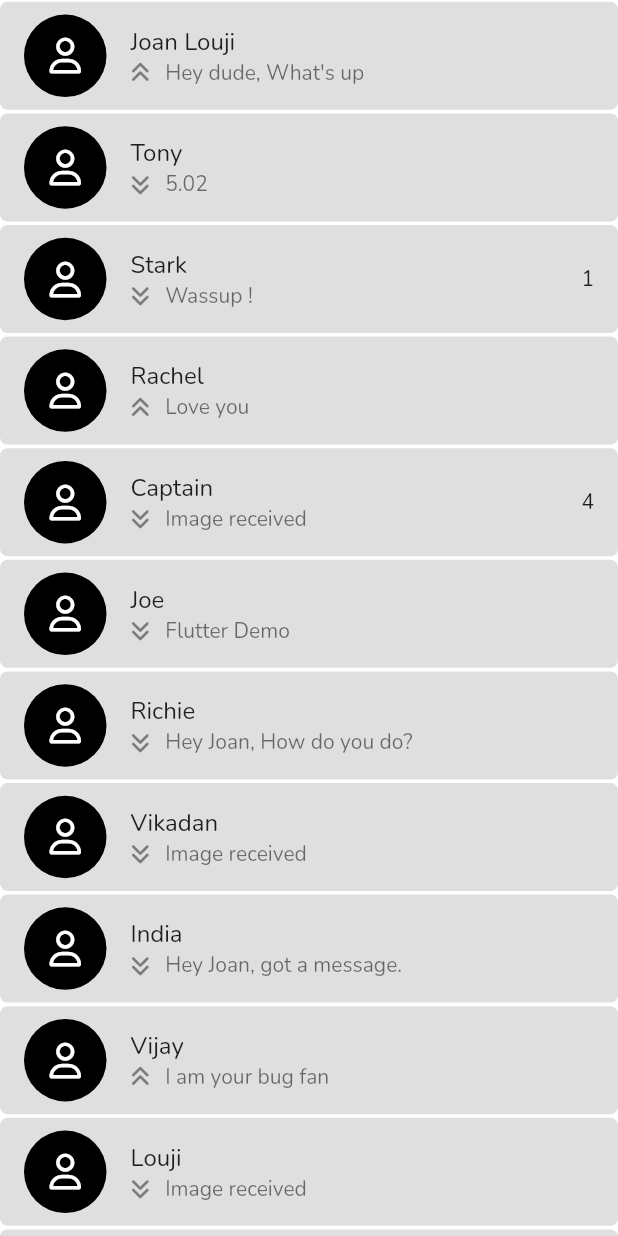
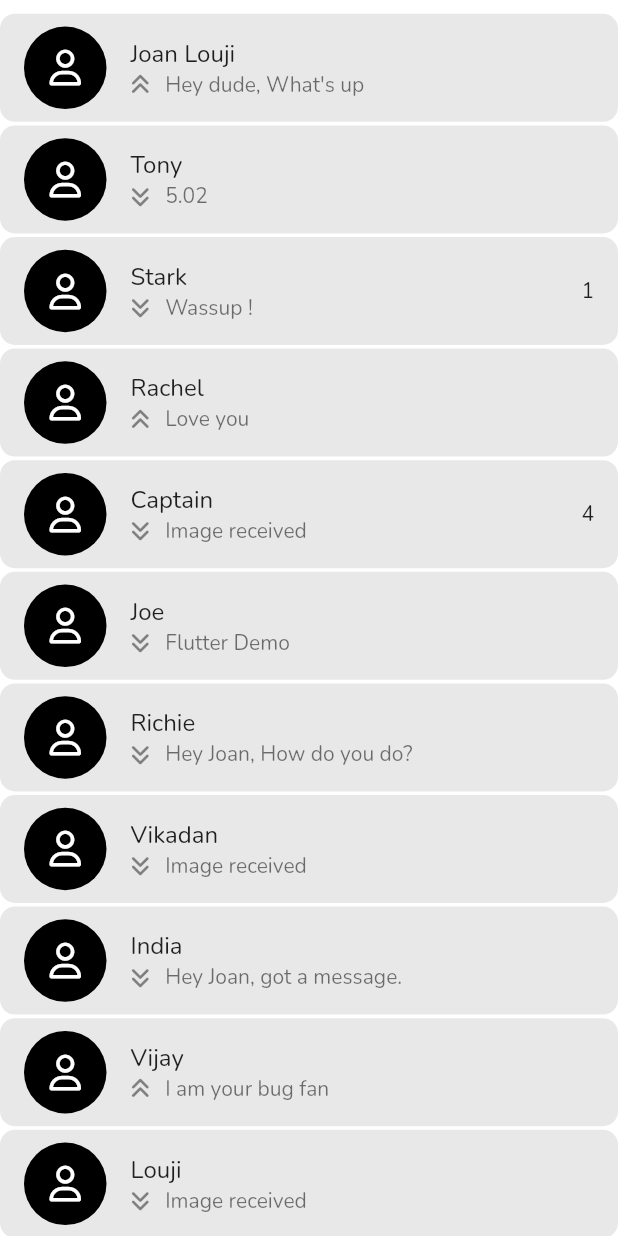
Before and after one commit to Orion-Software-Engineering/flutter, a Flutter app: the ChatRoom widget shown alone on an empty page, opened directly, on a phone screen of 412 x 824 dp. Run offline on Flutter 3.47's test engine with Material 2 defaults, Android fonts, the phone set to English and light mode, and no system bars; our stand-ins replace fluttertoast, font_awesome_flutter.

Commit message:
AppBar color update. messaging and matching ui replicate figma designs

```diff
--- a/lib/home/chat_room_page.dart
+++ b/lib/home/chat_room_page.dart
@@ -14,14 +14,16 @@ class ChatRoom extends StatelessWidget {
 
   @override
   Widget build(BuildContext context) {
-    return ListView.builder(
+    return Padding(
+      padding: const EdgeInsets.fromLTRB(0, 8, 0, 0),
+      child: ListView.builder(
           itemCount: chatList.length,
           itemBuilder: (BuildContext context, int index) {
             return Padding(
               padding: const EdgeInsets.symmetric(vertical: 1.2),
               child: Container(
                 decoration: BoxDecoration(
-                  borderRadius: BorderRadius.circular(5),
+                    borderRadius: BorderRadius.circular(10),
                     color: messageTileColor),
                 child: ListTile(
                   leading: AvatarPlaceholder(),
@@ -35,7 +37,8 @@ class ChatRoom extends StatelessWidget {
                         size: 15,
                       ),
                       SizedBox(width: 10),
-                    Text((chatList[index].lastMessageType == MessageType.image)
+                      Text(
+                          (chatList[index].lastMessageType == MessageType.image)
                               ? "Image received"
                               : chatList[index].lastMessage),
                     ],
@@ -46,6 +49,7 @@ class ChatRoom extends StatelessWidget {
                 ),
               ),
             );
-        });
+          }),
+    );
   }
 }
--- a/lib/main.dart
+++ b/lib/main.dart
@@ -20,6 +20,7 @@ class MyApp extends StatelessWidget {
   @override
   Widget build(BuildContext context) {
     return MaterialApp(
+      debugShowCheckedModeBanner: false,
       title: 'Flutter Demo',
       themeMode: ThemeMode.light,
       theme: MyThemes.lightTheme,
--- a/lib/utils/constants.dart
+++ b/lib/utils/constants.dart
@@ -65,7 +65,7 @@ const Color interestsButtonColorNormal = Color(0xFF222222);
 
 const Color interestsButtonColorSelected = Color(0xFF205098);
 
-const Color messageTileColor = Color(0x69B4B2B2);
+const Color messageTileColor = Color(0x99D9D9D9);
 
 const TextStyle interestsPageNumberStyle = TextStyle(
     fontFamily: 'Nunito',
```
Also changed, not shown: lib/components/home/home_scaffold.dart (+10 -1 lines), lib/home/home_page.dart (+29 -3 lines). Lines whose indentation alone changed are shown as unchanged.
